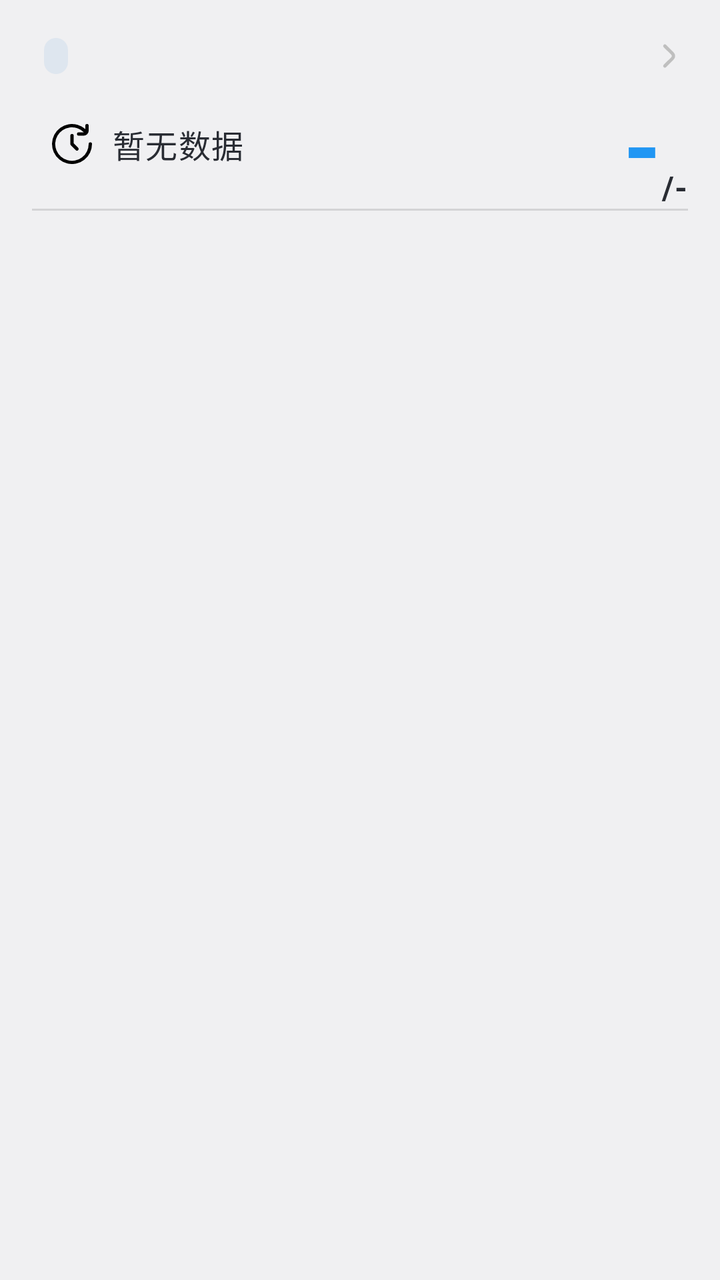
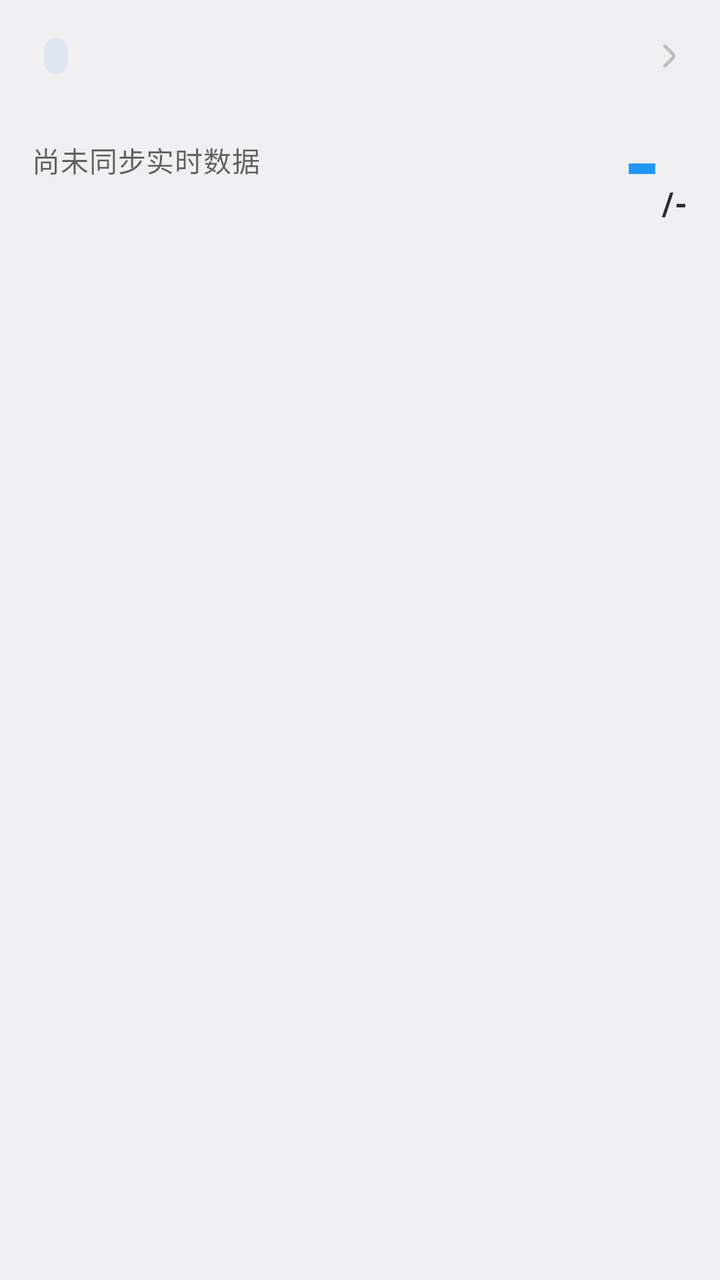

Before-and-after screenshots of an Android layout around one commit, followed by the original layout XML and the change that was made.
<!-- AndroidManifest.xml: application theme AppTheme -->
<!-- res/layout/card_ap_cache.xml -->
<LinearLayout xmlns:android="http://schemas.android.com/apk/res/android"
    xmlns:app="http://schemas.android.com/apk/res-auto"
    android:layout_width="match_parent"
    android:layout_height="wrap_content"
    android:orientation="vertical"
    android:padding="16dp">

    <LinearLayout
        android:layout_width="match_parent"
        android:layout_height="24dp"
        android:gravity="center_vertical"
        android:orientation="horizontal">

        <TextView
            android:id="@+id/AccountName"
            android:layout_width="wrap_content"
            android:layout_height="wrap_content"
            android:ellipsize="end"
            android:maxWidth="160dp"
            android:maxLines="1"
            android:textAppearance="?attr/textAppearanceBody2"
            android:textColor="?android:attr/textColorPrimary"
            android:textStyle="bold" />

        <TextView
            android:id="@+id/Server"
            android:layout_width="wrap_content"
            android:layout_height="18dp"
            android:layout_marginStart="6dp"
            android:background="@drawable/bg_asset_stat_chip"
            android:gravity="center"
            android:paddingStart="6dp"
            android:paddingEnd="6dp"
            android:textColor="@color/on_sec_con"
            android:textSize="9sp"
            android:textStyle="bold" />

        <Space
            android:layout_width="0dp"
            android:layout_height="0dp"
            android:layout_weight="1" />

        <ImageView
            android:id="@+id/Icon"
            android:layout_width="20dp"
            android:layout_height="20dp"
            android:contentDescription="@null"
            android:src="@drawable/ic_right_arrow"
            app:tint="@color/grey_500" />
    </LinearLayout>

    <LinearLayout
        android:layout_width="match_parent"
        android:layout_height="wrap_content"
        android:orientation="horizontal">

        <ImageView
            android:layout_margin="5dp"
            android:layout_gravity="start|center"
            android:layout_width="30dp"
            android:layout_height="30dp"
            android:padding="5dp"
            android:src="@drawable/ic_time"/>
        <TextView
            android:id="@+id/RestTime"
            android:layout_width="0dp"
            android:layout_height="wrap_content"
            android:layout_gravity="start|center"
            android:gravity="bottom"
            android:layout_weight="1"
            android:text="暂无数据"
            android:textAppearance="?attr/textAppearanceBody1" />

        <TextView
            android:id="@+id/Current"
            android:layout_width="wrap_content"
            android:layout_height="wrap_content"
            android:layout_gravity="end|center"
            android:text="-"
            android:textStyle="bold"
            android:textColor="?attr/colorPrimary"
            android:textAppearance="?attr/textAppearanceHeadline3" />
        <TextView
            android:id="@+id/Max"
            android:layout_width="wrap_content"
            android:layout_height="wrap_content"
            android:layout_gravity="end|bottom"
            android:text="/-"
            android:textStyle="bold"
            android:textAppearance="?attr/textAppearanceBody1" />
    </LinearLayout>

    <View
        android:layout_width="match_parent"
        android:layout_height="1dp"
        android:background="?android:attr/listDivider" />

    <TextView
        android:id="@+id/LastSync"
        android:layout_width="wrap_content"
        android:layout_height="wrap_content"
        android:layout_gravity="end"
        android:padding="5dp" />
</LinearLayout>
<!-- resources referenced by this layout -->
<resources>
  <color name="grey_500">#BFBFBF</color>
  <color name="on_sec_con">#575e71</color>
  <!-- drawable bg_asset_stat_chip (drawable) -->
  <?xml version="1.0" encoding="utf-8"?>
  <shape xmlns:android="http://schemas.android.com/apk/res/android"
      android:shape="rectangle">
      <solid android:color="@color/sec_con" />
      <corners android:radius="8dp" />
  </shape>
  <!-- drawable ic_right_arrow (drawable) -->
  <vector xmlns:android="http://schemas.android.com/apk/res/android"
      android:width="24dp"
      android:height="24dp"
      android:tint="?attr/colorControlNormal"
      android:viewportWidth="24"
      android:viewportHeight="24">
      <path
          android:fillColor="@android:color/white"
          android:pathData="M15.4,9.88,10.81,5.29a1,1,0,0,0-1.41,0,1,1,0,0,0,0,1.42L14,11.29a1,1,0,0,1,0,1.42L9.4,17.29a1,1,0,0,0,1.41,1.42l4.59-4.59A3,3,0,0,0,15.4,9.88Z" />
  </vector>
  <!-- drawable ic_time (drawable) -->
  <vector xmlns:android="http://schemas.android.com/apk/res/android"
      android:width="24dp"
      android:height="24dp"
      android:viewportWidth="24"
      android:viewportHeight="24">
      <path
          android:fillColor="?attr/colorOnBackground"
          android:pathData="m23 11a1 1 0 0 0 -1 1 10.034 10.034 0 1 1 -2.9-7.021.862.862 0 0 1 -.1.021h-3a1 1 0 0 0 0 2h3a3 3 0 0 0 3-3v-3a1 1 0 0 0 -2 0v2.065a11.994 11.994 0 1 0 4 8.935 1 1 0 0 0 -1-1z" />
      <path
          android:fillColor="?attr/colorOnBackground"
          android:pathData="m12 6a1 1 0 0 0 -1 1v5a1 1 0 0 0 .293.707l3 3a1 1 0 0 0 1.414-1.414l-2.707-2.707v-4.586a1 1 0 0 0 -1-1z" />
  </vector>
  <style name="AppTheme" parent="Theme.MaterialComponents.DayNight.NoActionBar">
          <item name="colorPrimary">@color/blue_500</item>
          <item name="colorPrimaryDark">@color/blue_600</item>
          <item name="colorSecondary">?attr/colorPrimary</item>
          <item name="colorSurface">@color/day_surface</item>
          <item name="colorOnSurface">@color/day_text_primary</item>
  
          <item name="android:colorBackground">@color/day_surface</item>
          <item name="android:windowLightStatusBar">true</item>
          <item name="android:statusBarColor">@color/transparent</item>
          <item name="textAppearanceBody1">@style/TextAppearance.Body1</item>
          <item name="textAppearanceBody2">@style/TextAppearance.Body2</item>
          <item name="textAppearanceHeadline4">@style/TextAppearance.Headline4</item>
          <item name="textAppearanceSubtitle2">@style/TextAppearance.Subtitle2</item>
  
          <item name="android:textColorPrimary">@color/day_text_primary</item>
  
          <item name="chipBackgroundColor">@color/cyan_trans</item>
      </style>
  <color name="sec_con">#DEE6EF</color>
  <color name="blue_500">#2196F3</color>
  <color name="blue_600">#2879BA</color>
  <color name="day_surface">#F0F0F2</color>
  <color name="day_text_primary">#292c33</color>
  <color name="transparent">#00000000</color>
  <style name="TextAppearance.Body1" parent="TextAppearance.MaterialComponents.Body1">
      </style>
  <style name="TextAppearance.Body2" parent="TextAppearance.MaterialComponents.Body2">
      </style>
  <style name="TextAppearance.Headline4" parent="TextAppearance.MaterialComponents.Headline4">
          <item name="android:textStyle">bold</item>
      </style>
  <style name="TextAppearance.Subtitle2" parent="TextAppearance.MaterialComponents.Subtitle2">
          <item name="android:textColor">?attr/colorPrimary</item>
      </style>
  <color name="cyan_trans">#4685BDBD</color>
</resources>

<!-- the commit's change to res/layout/card_ap_cache.xml (unified diff, before → after) -->
@@ -18,7 +18,6 @@
             android:ellipsize="end"
             android:maxWidth="160dp"
             android:maxLines="1"
-            android:textAppearance="?attr/textAppearanceBody2"
             android:textColor="?android:attr/textColorPrimary"
             android:textStyle="bold" />
 
@@ -52,24 +51,18 @@
     <LinearLayout
         android:layout_width="match_parent"
         android:layout_height="wrap_content"
+        android:layout_marginTop="8dp"
+        android:gravity="center_vertical"
         android:orientation="horizontal">
 
-        <ImageView
-            android:layout_margin="5dp"
-            android:layout_gravity="start|center"
-            android:layout_width="30dp"
-            android:layout_height="30dp"
-            android:padding="5dp"
-            android:src="@drawable/ic_time"/>
         <TextView
             android:id="@+id/RestTime"
             android:layout_width="0dp"
             android:layout_height="wrap_content"
-            android:layout_gravity="start|center"
-            android:gravity="bottom"
             android:layout_weight="1"
-            android:text="暂无数据"
-            android:textAppearance="?attr/textAppearanceBody1" />
+            android:text="@string/home_realtime_not_synced"
+            android:textAppearance="?attr/textAppearanceBody2"
+            android:textColor="?android:attr/textColorSecondary" />
 
         <TextView
             android:id="@+id/Current"
@@ -90,15 +83,45 @@
             android:textAppearance="?attr/textAppearanceBody1" />
     </LinearLayout>
 
-    <View
+    <com.google.android.material.progressindicator.LinearProgressIndicator
+        android:id="@+id/SanityProgress"
         android:layout_width="match_parent"
-        android:layout_height="1dp"
-        android:background="?android:attr/listDivider" />
+        android:layout_height="4dp"
+        android:layout_marginTop="7dp"
+        android:indeterminate="false"
+        android:max="100"
+        android:progress="0"
+        android:visibility="gone"
+        app:trackCornerRadius="2dp"
+        app:trackThickness="4dp" />
 
-    <TextView
-        android:id="@+id/LastSync"
-        android:layout_width="wrap_content"
+    <LinearLayout
+        android:layout_width="match_parent"
         android:layout_height="wrap_content"
-        android:layout_gravity="end"
-        android:padding="5dp" />
+        android:layout_marginTop="7dp"
+        android:gravity="center_vertical"
+        android:orientation="horizontal">
+
+        <TextView
+            android:id="@+id/LastSync"
+            android:layout_width="wrap_content"
+            android:layout_height="wrap_content"
+            android:textAppearance="?attr/textAppearanceCaption"
+            android:textColor="?android:attr/textColorSecondary" />
+
+        <Space
+            android:layout_width="0dp"
+            android:layout_height="0dp"
+            android:layout_weight="1" />
+
+        <TextView
+            android:id="@+id/Freshness"
+            style="@style/Widget.ArkScreen.StatusChip"
+            android:layout_height="20dp"
+            android:paddingStart="7dp"
+            android:paddingEnd="7dp"
+            android:text="@string/data_may_be_stale"
+            android:textSize="10sp"
+            android:visibility="gone" />
+    </LinearLayout>
 </LinearLayout>
<!-- resource entries referenced after the edit -->
@@ -20,19 +20,18 @@
           android:fillColor="@android:color/white"
           android:pathData="M15.4,9.88,10.81,5.29a1,1,0,0,0-1.41,0,1,1,0,0,0,0,1.42L14,11.29a1,1,0,0,1,0,1.42L9.4,17.29a1,1,0,0,0,1.41,1.42l4.59-4.59A3,3,0,0,0,15.4,9.88Z" />
   </vector>
-  <!-- drawable ic_time (drawable) -->
-  <vector xmlns:android="http://schemas.android.com/apk/res/android"
-      android:width="24dp"
-      android:height="24dp"
-      android:viewportWidth="24"
-      android:viewportHeight="24">
-      <path
-          android:fillColor="?attr/colorOnBackground"
-          android:pathData="m23 11a1 1 0 0 0 -1 1 10.034 10.034 0 1 1 -2.9-7.021.862.862 0 0 1 -.1.021h-3a1 1 0 0 0 0 2h3a3 3 0 0 0 3-3v-3a1 1 0 0 0 -2 0v2.065a11.994 11.994 0 1 0 4 8.935 1 1 0 0 0 -1-1z" />
-      <path
-          android:fillColor="?attr/colorOnBackground"
-          android:pathData="m12 6a1 1 0 0 0 -1 1v5a1 1 0 0 0 .293.707l3 3a1 1 0 0 0 1.414-1.414l-2.707-2.707v-4.586a1 1 0 0 0 -1-1z" />
-  </vector>
+  <string name="data_may_be_stale">数据可能已过期</string>
+  <string name="home_realtime_not_synced">尚未同步实时数据</string>
+  <style name="Widget.ArkScreen.StatusChip" parent="TextAppearance.MaterialComponents.Caption">
+          <item name="android:layout_width">wrap_content</item>
+          <item name="android:layout_height">24dp</item>
+          <item name="android:gravity">center</item>
+          <item name="android:paddingStart">9dp</item>
+          <item name="android:paddingEnd">9dp</item>
+          <item name="android:textSize">11sp</item>
+          <item name="android:textStyle">bold</item>
+          <item name="android:background">@drawable/bg_asset_stat_chip</item>
+      </style>
   <style name="AppTheme" parent="Theme.MaterialComponents.DayNight.NoActionBar">
           <item name="colorPrimary">@color/blue_500</item>
           <item name="colorPrimaryDark">@color/blue_600</item>
